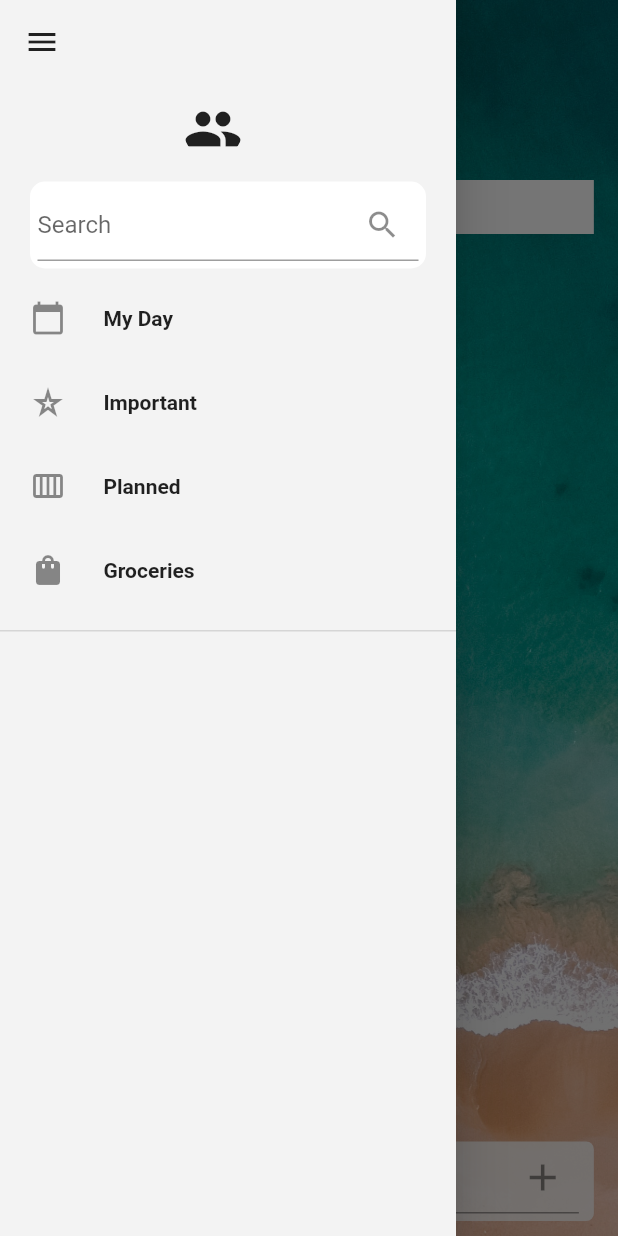
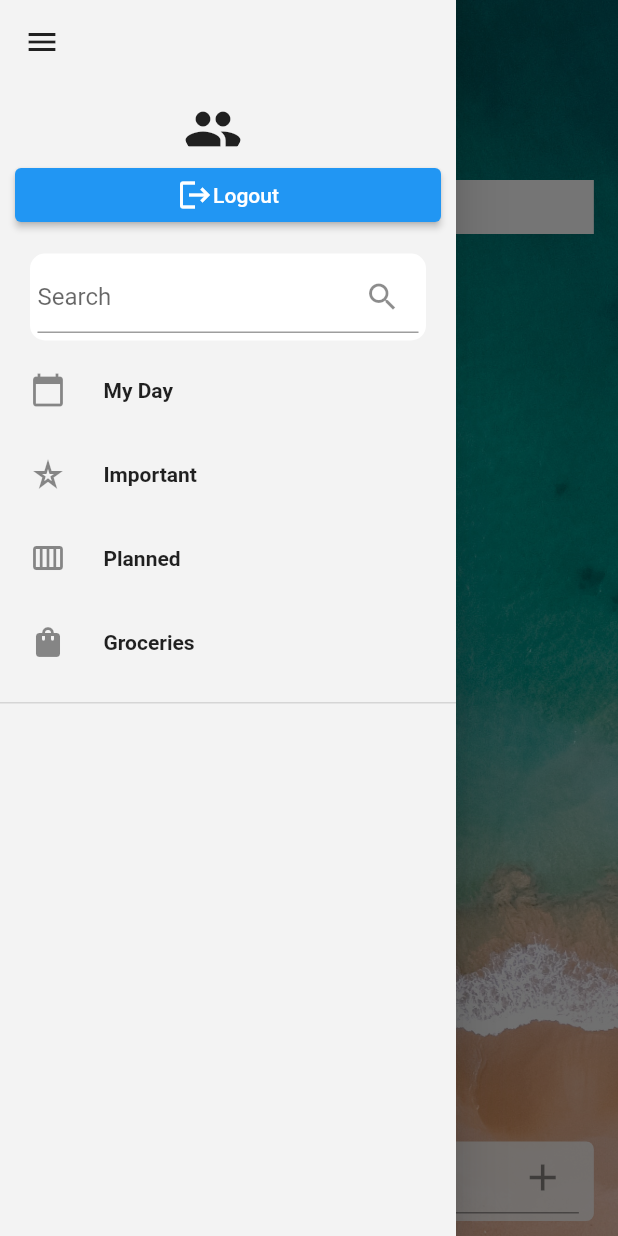
Before and after one commit to tejajakarulloh/akc_task_reminder_app, a Flutter app: the screen it shows once a user with an empty profile is signed in, after a tap on the "menu" icon, after a tap on "Important", on a phone screen of 412 x 824 dp. Run offline on Flutter 3.47's test engine with Material 2 defaults, Android fonts, the phone set to English and light mode, and no system bars; our stand-ins replace bloc, cloud_firestore, email_validator, equatable, firebase_auth, firebase_core and 5 more; missing offline and left inert: flutter_expandable_widget; accounts and stored records are empty; network calls fail.

Commit message:
- update task - add end drawer for edit and description of task

```diff
--- a/lib/features/home/data/datasources/home_service.dart
+++ b/lib/features/home/data/datasources/home_service.dart
@@ -76,4 +76,8 @@ class HomeService {
         .map((docSnapshot) => Task.fromDocumentSnapshot(docSnapshot))
         .toList();
   }
+
+  Future<void> updateTask(Task task) async {
+    return await _db.collection("Tasks").doc(task.id).set(task.toJson());
+  }
 }
--- a/lib/features/home/data/repositories/home_repository_impl.dart
+++ b/lib/features/home/data/repositories/home_repository_impl.dart
@@ -45,12 +45,18 @@ class HomeRepositoryImpl implements HomeRepository {
   Future<void> flagImportantTask(Task task) {
     return service.flagImportantTask(task);
   }
+
+  @override
+  Future<void> updateTask(Task task) {
+    return service.updateTask(task);
+  }
 }
 
 abstract class HomeRepository {
   Future<void> saveTask(Task task);
   Future<void> flagTask(Task task);
   Future<void> flagImportantTask(Task task);
+  Future<void> updateTask(Task task);
   Future<List<Task>> retrieveTask();
   Future<List<Task>> retrieveTaskCompleted();
   Future<List<Task>> retrieveImportantTask();
--- a/lib/features/home/presentation/bloc/home_bloc.dart
+++ b/lib/features/home/presentation/bloc/home_bloc.dart
@@ -84,7 +84,22 @@ class HomeBloc extends Bloc<HomeEvent, HomeState> {
         tasks: tasks,
         tasksCompleted: tasksCompleted,
       ));
-      print(event);
+    }));
+    on<SetSelectTaskEvent>(((event, emit) async {
+      emit(SetSelectTaskState(task: event.task));
+    }));
+
+    on<UpdateTaskEvent>(((event, emit) async {
+      emit(HomeLoadingState());
+      await homeRepository.updateTask(event.task);
+      List<Task> tasks = await homeRepository.retrieveTask();
+      List<Task> tasksCompleted = await homeRepository.retrieveTaskCompleted();
+      emit(HomeUpdateTaskStateAction());
+      emit(HomeLoadedTasks(
+        uid: homeRepository.user.currentUser!.uid,
+        tasks: tasks,
+        tasksCompleted: tasksCompleted,
+      ));
     }));
   }
 }
--- a/lib/features/home/presentation/bloc/home_event.dart
+++ b/lib/features/home/presentation/bloc/home_event.dart
@@ -61,3 +61,21 @@ class FlagImportantTaskEvent extends HomeEvent {
   @override
   List<Object> get props => [task];
 }
+
+class SetSelectTaskEvent extends HomeEvent {
+  final Task task;
+
+  const SetSelectTaskEvent({required this.task});
+
+  @override
+  List<Object> get props => [task];
+}
+
+class UpdateTaskEvent extends HomeEvent {
+  final Task task;
+
+  const UpdateTaskEvent({required this.task});
+
+  @override
+  List<Object> get props => [task];
+}
--- a/lib/features/home/presentation/bloc/home_state.dart
+++ b/lib/features/home/presentation/bloc/home_state.dart
@@ -98,3 +98,17 @@ class HomeFlagTaskStateAction extends HomeActionState {
   @override
   List<Object?> get props => [];
 }
+
+class HomeUpdateTaskStateAction extends HomeActionState {
+  @override
+  List<Object?> get props => [];
+}
+
+class SetSelectTaskState extends HomeActionState {
+  final Task task;
+
+  SetSelectTaskState({required this.task});
+
+  @override
+  List<Object> get props => [task];
+}
--- a/lib/features/home/presentation/pages/home.dart
+++ b/lib/features/home/presentation/pages/home.dart
@@ -5,6 +5,7 @@ import 'package:akc_task_reminder_app/features/home/presentation/bloc/home_bloc.
 import 'package:akc_task_reminder_app/features/home/presentation/pages/build_list_groceries_task.dart';
 import 'package:akc_task_reminder_app/features/home/presentation/pages/build_list_important_task.dart';
 import 'package:akc_task_reminder_app/features/home/presentation/pages/build_list_task.dart';
+import 'package:akc_task_reminder_app/shared/widgets/drawer_task_widget.dart';
 import 'package:akc_task_reminder_app/shared/widgets/drawer_widget.dart';
 import 'package:cloud_firestore/cloud_firestore.dart';
 import 'package:firebase_auth/firebase_auth.dart';
@@ -110,7 +111,10 @@ class _HomeState extends State<Home> {
         scaffoldKey: scaffoldKey,
         homeBloc: homeBloc,
       ),
-      endDrawer: DrawerWidget(scaffoldKey: scaffoldKey, homeBloc: homeBloc),
+      endDrawer: DrawerTaskWidget(
+        scaffoldKey: scaffoldKey,
+        homeBloc: homeBloc,
+      ),
       body: Stack(
         fit: StackFit.expand,
         children: <Widget>[
@@ -150,6 +154,17 @@ class _HomeState extends State<Home> {
                       ),
                     ],
                   ),
+                  Padding(
+                    padding: const EdgeInsets.only(top: 10.0),
+                    child: BlocBuilder<HomeBloc, HomeState>(
+                      bloc: homeBloc,
+                      buildWhen: (previous, current) =>
+                          current is! HomeActionState,
+                      builder: (context, state) {
+                        if (state is HomeLoadedTasks) {
+                          return Column(
+                            crossAxisAlignment: CrossAxisAlignment.start,
+                            children: [
                               const Text(
                                 "My Day",
                                 style: TextStyle(
@@ -158,10 +173,43 @@ class _HomeState extends State<Home> {
                                 ),
                               ),
                               Text(
-                    DateFormat("EEEEE, dd, MMM").format(DateTime.now()),
+                                DateFormat("EEEEE, dd, MMM")
+                                    .format(DateTime.now()),
                                 style: const TextStyle(
                                   fontSize: 14,
                                   color: Colors.white,
+                                ),
+                              ),
+                            ],
+                          );
+                        } else if (state is HomeLoadedImportantTasks) {
+                          return const Text(
+                            "Important task",
+                            style: TextStyle(
+                              fontSize: 25,
+                              color: Colors.white,
+                            ),
+                          );
+                        } else if (state is HomeLoadedPlannedTasks) {
+                          return const Text(
+                            "Planned task",
+                            style: TextStyle(
+                              fontSize: 25,
+                              color: Colors.white,
+                            ),
+                          );
+                        } else if (state is HomeLoadedGroceriesTasks) {
+                          return const Text(
+                            "Groceries",
+                            style: TextStyle(
+                              fontSize: 25,
+                              color: Colors.white,
+                            ),
+                          );
+                        } else {
+                          return const SizedBox();
+                        }
+                      },
                     ),
                   ),
                 ],
--- /dev/null
+++ b/lib/shared/helpers/app_helper.dart
@@ -0,0 +1,5 @@
+import 'package:intl/intl.dart';
+
+String timestampToDate(date) {
+  return DateFormat.MMMEd().format(date).toString();
+}
--- a/lib/shared/widgets/drawer_widget.dart
+++ b/lib/shared/widgets/drawer_widget.dart
@@ -1,7 +1,9 @@
 import 'package:akc_task_reminder_app/config/app_color.dart';
+import 'package:akc_task_reminder_app/features/auth/presentation/bloc/auth_bloc.dart';
 import 'package:akc_task_reminder_app/features/home/presentation/bloc/home_bloc.dart';
 import 'package:firebase_auth/firebase_auth.dart';
 import 'package:flutter/material.dart';
+import 'package:flutter_bloc/flutter_bloc.dart';
 
 class DrawerWidget extends StatelessWidget {
   final GlobalKey<ScaffoldState> scaffoldKey;
@@ -12,6 +14,8 @@ class DrawerWidget extends StatelessWidget {
   @override
   Widget build(BuildContext context) {
     final user = FirebaseAuth.instance.currentUser!;
+    AuthBloc authBloc = context.read<AuthBloc>();
+
     return Drawer(
       backgroundColor: akSoftWhite,
       child: SafeArea(
@@ -32,7 +36,9 @@ class DrawerWidget extends StatelessWidget {
             ),
             Container(
               padding: const EdgeInsets.all(10),
-              child: Row(
+              child: Column(
+                children: [
+                  Row(
                     crossAxisAlignment: CrossAxisAlignment.center,
                     mainAxisAlignment: MainAxisAlignment.center,
                     children: [
@@ -64,6 +70,21 @@ class DrawerWidget extends StatelessWidget {
                           ),
                         ],
                       )
+                    ],
+                  ),
+                  ElevatedButton(
+                    onPressed: () {
+                      authBloc.add(SignOutRequested());
+                    },
+                    child: Row(
+                      crossAxisAlignment: CrossAxisAlignment.center,
+                      mainAxisAlignment: MainAxisAlignment.center,
+                      children: const [
+                        Icon(Icons.logout),
+                        Text("Logout"),
+                      ],
+                    ),
+                  ),
                 ],
               ),
             ),
```
Also changed, not shown: lib/features/home/presentation/pages/build_list_task.dart (+137 -72 lines), lib/shared/widgets/drawer_task_widget.dart (added, +211 -0 lines). Lines whose indentation alone changed are shown as unchanged.
